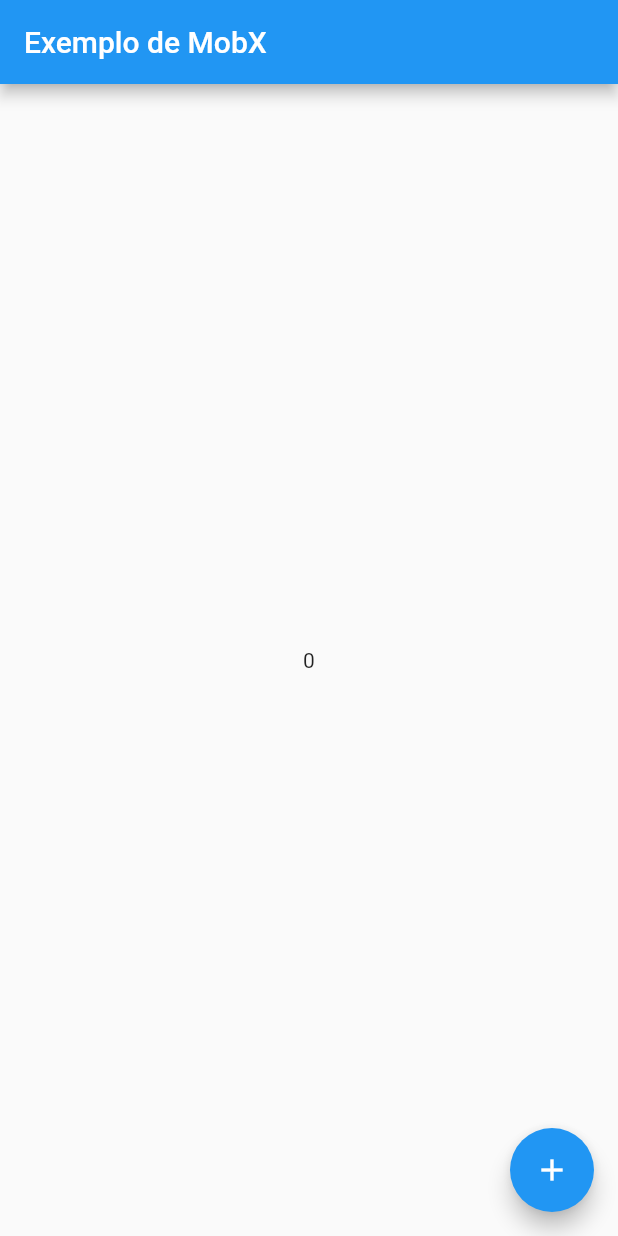
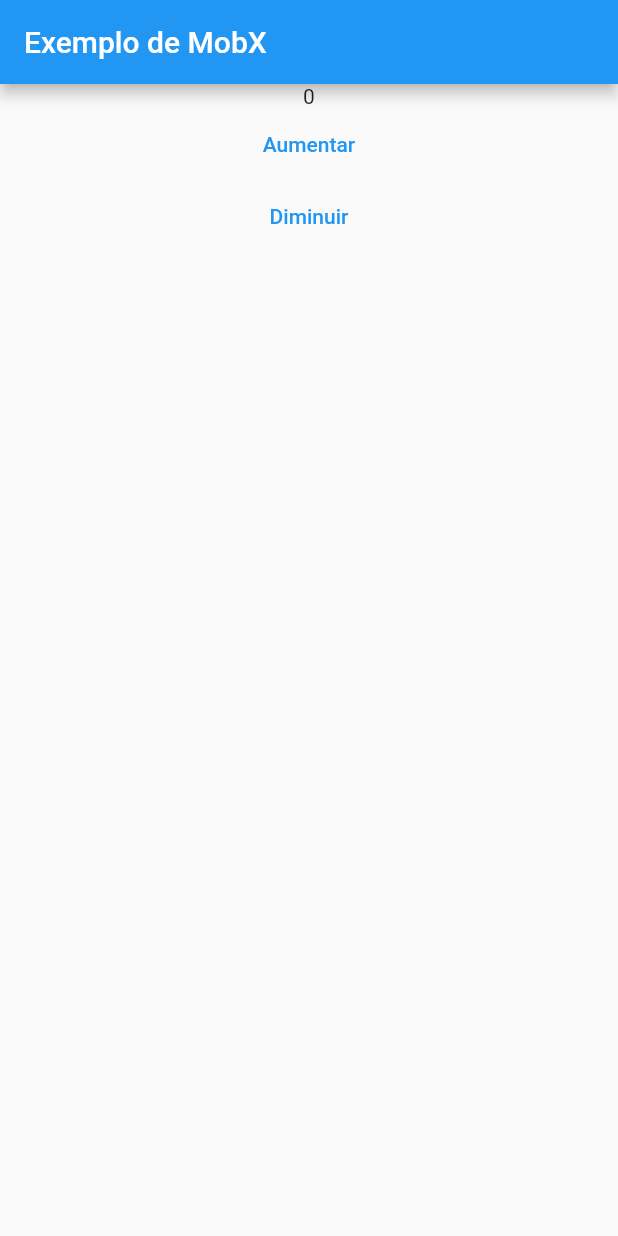
Before and after one commit to willianferreirax/Flutter_mobx_example, a Flutter app: the screen it shows after launch, on a phone screen of 412 x 824 dp. Run offline on Flutter 3.47's test engine with Material 2 defaults, Android fonts, the phone set to English and light mode, and no system bars; our stand-ins replace flutter_mobx, mobx; generated files the repository leaves out were written again.

Commit message:
Add files via upload

```diff
--- a/lib/main.dart
+++ b/lib/main.dart
@@ -16,19 +16,18 @@
     return MaterialApp(
       home: Scaffold(
         appBar: AppBar(title: const Text("Exemplo de MobX")),
-        body: Center(
+        body: Column(
+          children: [
+            Center(
               child: Observer(
                 builder: (context) {
                   return Text("${controller.numero}");
                 }
               )
             ),
-
-        floatingActionButton: FloatingActionButton(
-          onPressed: (){
-            controller.aumentarNumero();
-          },
-          child: const Icon(Icons.add),
+            TextButton(onPressed: (){controller.aumentarNumero();}, child: Text("Aumentar")),
+            TextButton(onPressed: (){controller.diminuirNumero();}, child: Text("Diminuir"))
+          ],
         ),
       ),
     );
--- a/lib/my_store.dart
+++ b/lib/my_store.dart
@@ -14,4 +14,8 @@
     numero++;
   }
 
+  @action
+  void diminuirNumero(){
+    numero--;
+  }
 }
```
Lines whose indentation alone changed are shown as unchanged.
